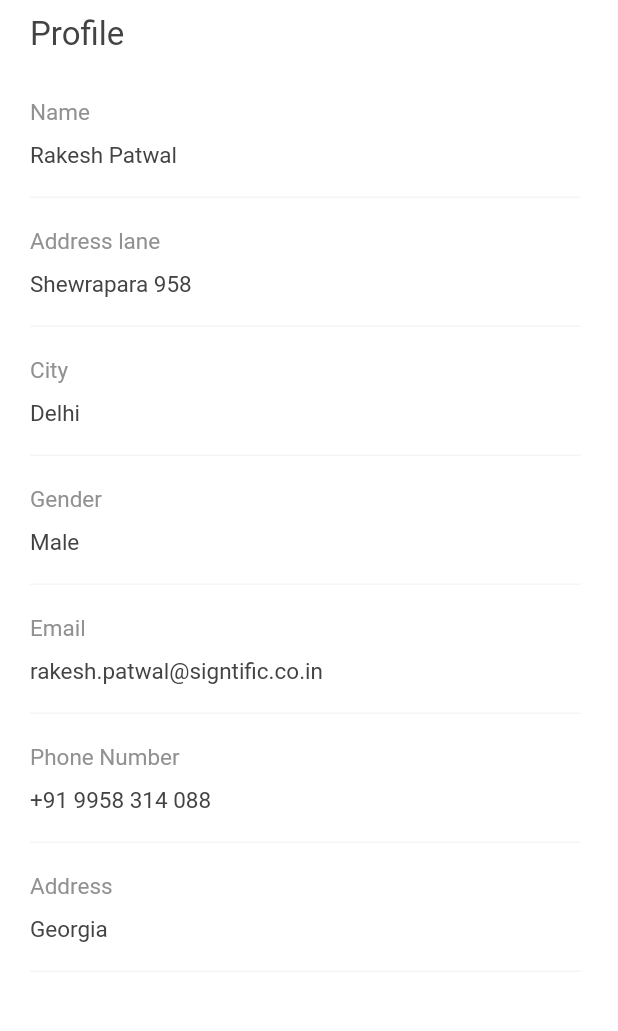
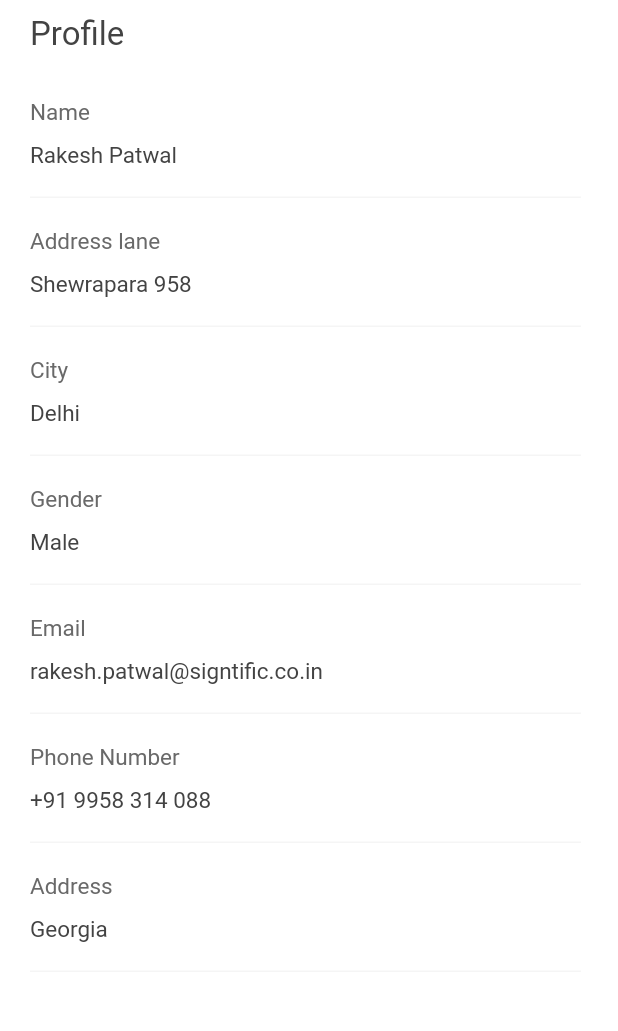
Before and after one commit to priyeshstackapp/homesaaz, a Flutter app: the screen it shows after launch, in the side drawer, after a tap on "Profile", on a phone screen of 412 x 824 dp, the part 84-1115 px from its top. Run offline on Flutter 3.47's test engine with Material 2 defaults, Android fonts, the phone set to English and light mode, and no system bars; our stand-ins replace carousel_slider, shared_preferences; Roboto replaces fonts that are missing (NeueFrutigerWorld).

Commit message:
Product Details Screen

```diff
--- a/lib/common/colorres.dart
+++ b/lib/common/colorres.dart
@@ -11,6 +11,4 @@ class ColorRes {
   static Color yellow                           = Color(0xFFFFDD00);
   static Color whisper                          = Color(0xFFE4E4E4);
   static Color dimGray                          = Color(0xFF696969);
-  static Color gray57                           = Color(0xFF919191);
-  static Color red                              = Color(0xFFA41F19);
 }
--- a/lib/common/util.dart
+++ b/lib/common/util.dart
@@ -14,7 +14,11 @@ class Utils{
   }
 
   //common image style and this use only image name in all screen
-  static getAssetsHomeImg(String name) {
+  static homeImg(String name) {
     return "assets/image/home_ui/" + name + ".png";
   }
+
+  static assetImage(String name) {
+    return "assets/image/" + name + ".png";
+  }
 }
--- a/lib/screen/home/home_screen.dart
+++ b/lib/screen/home/home_screen.dart
@@ -213,9 +213,14 @@ class HomeScreenState extends State<HomeScreen> {
                   scrollDirection: Axis.horizontal,
                   itemBuilder: (context, index) {
                     HomeScreenModel product = model.newProductName[index];
-                    return Padding(
+                    return GestureDetector(
+                      onTap: (){
+                        gotoProductDetailScreen(context);
+                      },
+                      child: Padding(
                         padding: const EdgeInsets.only(right: 15),
                         child: productView(product.productUrl, product.productName, product.productPriceBefore, product.productPriceAfter),
+                      ),
                     );
                   }),
             ),
@@ -268,9 +273,14 @@ class HomeScreenState extends State<HomeScreen> {
                   scrollDirection: Axis.horizontal,
                   itemBuilder: (context, index) {
                     HomeScreenModel product = model.trendingProductsName[index];
-                    return Padding(
+                    return GestureDetector(
+                      onTap: (){
+                        gotoProductDetailScreen(context);
+                      },
+                      child: Padding(
                         padding: const EdgeInsets.only(right: 15),
                         child: productView(product.productUrl, product.productName, product.productPriceBefore, product.productPriceAfter),
+                      ),
                     );
                   }),
             ),
@@ -323,9 +333,14 @@ class HomeScreenState extends State<HomeScreen> {
                   scrollDirection: Axis.horizontal,
                   itemBuilder: (context, index) {
                     HomeScreenModel product = model.featuredProductsName[index];
-                    return Padding(
+                    return GestureDetector(
+                      onTap: (){
+                        gotoProductDetailScreen(context);
+                      },
+                      child: Padding(
                         padding: const EdgeInsets.only(right: 15),
                         child: productView(product.productUrl, product.productName, product.productPriceBefore, product.productPriceAfter),
+                      ),
                     );
                   }),
             ),
--- a/lib/screen/home/home_screen_view_model.dart
+++ b/lib/screen/home/home_screen_view_model.dart
@@ -20,7 +20,7 @@ class HomeScreenViewModel {
   List<String> categoriesNamew = ['Furniture', 'kitchen', 'Bath & Laundry', 'Furnishing', 'Furnishing', 'Decor',];
 
   //Categories Images
-  List<String> categoriesImage = [Utils.getAssetsHomeImg('cat1'), Utils.getAssetsHomeImg('cat2'), Utils.getAssetsHomeImg('cat3'), Utils.getAssetsHomeImg('cat4'), Utils.getAssetsHomeImg('cat5'), Utils.getAssetsHomeImg('cat6'),];
+  List<String> categoriesImage = [Utils.homeImg('cat1'), Utils.homeImg('cat2'), Utils.homeImg('cat3'), Utils.homeImg('cat4'), Utils.homeImg('cat5'), Utils.homeImg('cat6'),];
 
   //Categories Name
   List<String> categoriesName = ['Furniture', 'kitchen', 'Bath & Laundry', 'Furnishing', 'Furnishing', 'Decor',];
@@ -34,19 +34,19 @@ class HomeScreenViewModel {
         productPriceAfter: "\$305",
         productPriceBefore: "\$455",
         productName: "Product name",
-        productUrl:Utils.getAssetsHomeImg('product_name_first'),
+        productUrl:Utils.homeImg('product_name_first'),
       ),);
     newProductName.add(HomeScreenModel(
           productPriceAfter: "\$305",
           productPriceBefore: "\$455",
           productName: "Product name",
-          productUrl:Utils.getAssetsHomeImg('product_name_second')
+          productUrl:Utils.homeImg('product_name_second')
       ),);
     newProductName.add(HomeScreenModel(
           productPriceAfter: "\$305",
           productPriceBefore: "\$455",
           productName: "Woman T-Shirt",
-          productUrl:Utils.getAssetsHomeImg('product_name_third')
+          productUrl:Utils.homeImg('product_name_third')
       ),);
   }
 
@@ -59,7 +59,7 @@ class HomeScreenViewModel {
           productPriceAfter: "\$305",
           productPriceBefore: "\$455",
           productName: "Product name",
-          productUrl:Utils.getAssetsHomeImg('trending_product_first'),
+          productUrl:Utils.homeImg('trending_product_first'),
 
 
     ),);
@@ -67,14 +67,14 @@ class HomeScreenViewModel {
           productPriceAfter: "\$305",
           productPriceBefore: "\$455",
           productName: "Product name",
-          productUrl:Utils.getAssetsHomeImg('trending_product_second'),
+          productUrl:Utils.homeImg('trending_product_second'),
 
     ),);
     trendingProductsName.add(HomeScreenModel(
           productPriceAfter: "\$305",
           productPriceBefore: "\$455",
           productName: "Woman T-Shirt",
-          productUrl:Utils.getAssetsHomeImg('product_name_third'),
+          productUrl:Utils.homeImg('product_name_third'),
 
     ),);
   }
@@ -88,20 +88,20 @@ class HomeScreenViewModel {
           productPriceAfter: "\$305",
           productPriceBefore: "\$455",
           productName: "Product name",
-        productUrl:Utils.getAssetsHomeImg('featured_product_first'),
+        productUrl:Utils.homeImg('featured_product_first'),
 
       ),);
     featuredProductsName.add(HomeScreenModel(
           productPriceAfter: "\$305",
           productPriceBefore: "\$455",
           productName: "Product name",
-          productUrl:Utils.getAssetsHomeImg('featured_product_second'),
+          productUrl:Utils.homeImg('featured_product_second'),
       ),);
     featuredProductsName.add(HomeScreenModel(
           productPriceAfter: "\$305",
           productPriceBefore: "\$455",
           productName: "Woman T-Shirt",
-          productUrl:Utils.getAssetsHomeImg('product_name_third'),
+          productUrl:Utils.homeImg('product_name_third'),
       ),);
   }
 
--- a/lib/screen/profile/profile_screen.dart
+++ b/lib/screen/profile/profile_screen.dart
@@ -188,7 +188,7 @@ class ProfileScreenState extends State<ProfileScreen> {
              style: TextStyle(
                fontFamily: 'NeueFrutigerWorld',
                fontSize: 15,
-               color: ColorRes.gray57,
+               color: ColorRes.dimGray,
              ),
            ),
            Padding(
@@ -222,7 +222,7 @@ class ProfileScreenState extends State<ProfileScreen> {
              style: TextStyle(
                fontFamily: 'NeueFrutigerWorld',
                fontSize: 15,
-               color: ColorRes.gray57,
+               color: ColorRes.dimGray,
              ),
            ),
            Padding(
@@ -256,7 +256,7 @@ class ProfileScreenState extends State<ProfileScreen> {
              style: TextStyle(
                fontFamily: 'NeueFrutigerWorld',
                fontSize: 15,
-               color: ColorRes.gray57,
+               color: ColorRes.dimGray,
              ),
            ),
            Padding(
@@ -290,7 +290,7 @@ class ProfileScreenState extends State<ProfileScreen> {
              style: TextStyle(
                fontFamily: 'NeueFrutigerWorld',
                fontSize: 15,
-               color: ColorRes.gray57,
+               color: ColorRes.dimGray,
              ),
            ),
            Padding(
@@ -324,7 +324,7 @@ class ProfileScreenState extends State<ProfileScreen> {
              style: TextStyle(
                fontFamily: 'NeueFrutigerWorld',
                fontSize: 15,
-               color: ColorRes.gray57,
+               color: ColorRes.dimGray,
              ),
            ),
            Padding(
@@ -358,7 +358,7 @@ class ProfileScreenState extends State<ProfileScreen> {
              style: TextStyle(
                fontFamily: 'NeueFrutigerWorld',
                fontSize: 15,
-               color: ColorRes.gray57,
+               color: ColorRes.dimGray,
              ),
            ),
            Padding(
@@ -396,7 +396,7 @@ class ProfileScreenState extends State<ProfileScreen> {
                style: TextStyle(
                  fontFamily: 'NeueFrutigerWorld',
                  fontSize: 15,
-                 color: ColorRes.gray57,
+                 color: ColorRes.dimGray,
                ),
              ),
            ),
--- a/pubspec.yaml
+++ b/pubspec.yaml
@@ -32,6 +32,7 @@ dependencies:
 
 
   shared_preferences: ^0.5.10
+  carousel_slider: ^2.3.1
 
 dev_dependencies:
   flutter_test:
```
Also changed, not shown: lib/app.dart (+42 -46 lines), lib/common/common_route.dart (+11 -0 lines), lib/model/product_model.dart (added, +20 -0 lines), lib/screen/address/address_screen.dart (+30 -30 lines), lib/screen/create_address/create_address_screen.dart (+5 -5 lines), lib/screen/detail/product_detail.dart (added, +330 -0 lines), lib/screen/detail/product_detail_view_model.dart (added, +26 -0 lines), lib/screen/seeall/seeall_screen.dart (+9 -3 lines), lib/screen/seeall/seeall_screen_view_model.dart (+9 -9 lines), assets/image/product1_full_image.png (added). Lines whose indentation alone changed are shown as unchanged.
